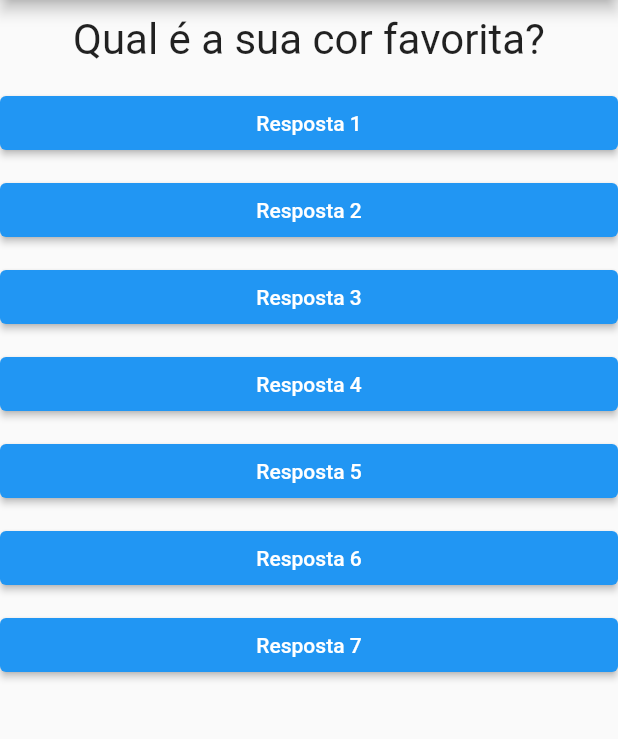
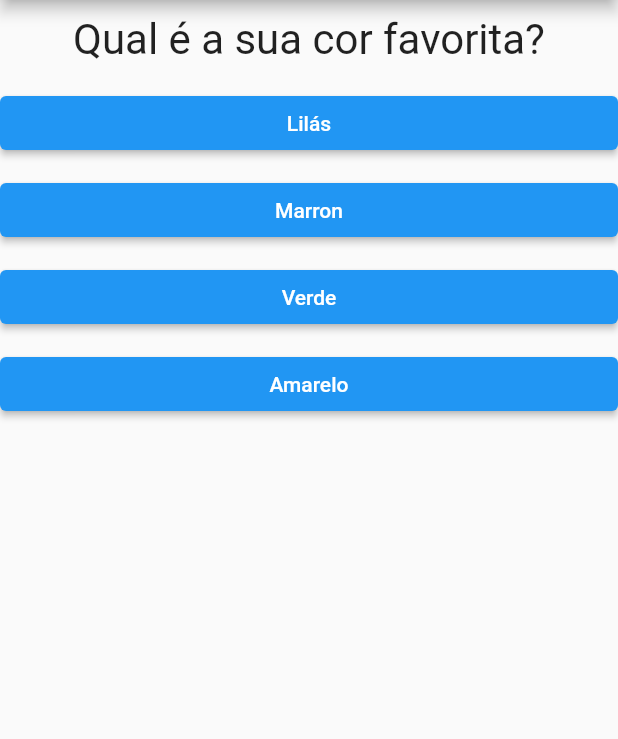
Before and after one commit to Jo-Analyst/projeto_perguntas, a Flutter app: the screen it shows after launch, on a phone screen of 412 x 824 dp, the part 84-823 px from its top. Run offline on Flutter 3.47's test engine with Material 2 defaults, Android fonts, the phone set to English and light mode, and no system bars.

```diff
--- a/lib/main.dart
+++ b/lib/main.dart
@@ -20,14 +20,46 @@ class _PerguntaAppState extends State<PerguntaApp> {
   @override
   Widget build(BuildContext context) {
     final perguntas = [
-      'Qual é a sua cor favorita?',
-      'Qual é o seu animal favorito?',
-      "Qual é o seu time favorito?",
-      "Qual é o seu melhor amigo?",
-      "Qual é o seu robbie favorito?",
-      "Qual esporte favorito?",
-      "Qual a sua primeira liguagem programação?"
+      {
+        'texto': 'Qual é a sua cor favorita?',
+        'respostas': ['Lilás', 'Marron', 'Verde', 'Amarelo']
+      },
+      {
+        'texto': 'Qual é o seu animal favorito?',
+        'respostas': ['Cachorro', "Gato", "Leão", "Papagaio"]
+      },
+      {
+        'texto': "Qual é o seu time favorito?",
+        "respostas": ['Cruzeiro', 'Real Madrid', 'Borussia Dortimund', "Milan"]
+      },
+      {
+        'texto': "Qual é o seu melhor amigo?",
+        'respostas': ['Gerson', 'Fábio', 'Alessando', 'Jeremias']
+      },
+      {
+        'texto': "Qual é a sua melhor amiga?",
+        'respostas': ['Elizabeth', 'Girlene', 'Nilza', 'Leila']
+      },
+      {
+        'texto': "Qual esporte favorito?",
+        'respostas': ['Futebol', 'Volei', "Handebol", 'Basquete']
+      },
+      {
+        'texto': "Qual a sua primeira liguagem programação?",
+        'respostas': ["C#", "Javascript", "Python", 'Dart']
+      },
+      {
+        'texto': "Qual é o seu melhor instrutor",
+        'respostas': ["Leonardo Leitão", "Danilo Aparecido", "Daniel Tapias Morales", 'Glauco Daniel e João Rangel']
+      }
     ];
+
+    List<Widget> respostas = [];
+
+    for (String textoRep
+        in perguntas[_perguntaSelecionada]['respostas'] as List) {
+      respostas.add(Resposta(textoRep, _responder));
+    }
 
     return MaterialApp(
       home: Scaffold(
@@ -36,14 +68,8 @@ class _PerguntaAppState extends State<PerguntaApp> {
         ),
         body: Column(
           children: [
-            Questao(perguntas[_perguntaSelecionada]),
-            Resposta("Resposta 1", _responder),
-            Resposta("Resposta 2", _responder),
-            Resposta("Resposta 3", _responder),
-            Resposta("Resposta 4", _responder),
-            Resposta("Resposta 5", _responder),
-            Resposta("Resposta 6", _responder),
-            Resposta("Resposta 7", _responder),
+            Questao(perguntas[_perguntaSelecionada]['texto'] as String),
+            ...respostas,
           ],
         ),
       ),
```
